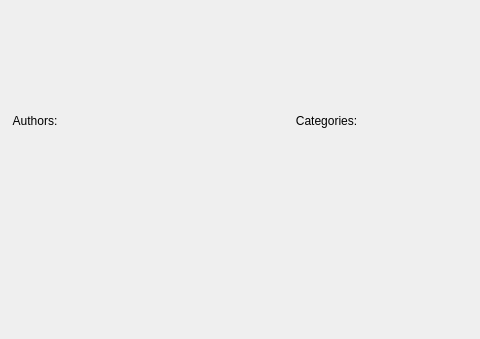
First picture: the form in assets/XML/statistics_window.ui, repository nisaia/P-yQt-ersonal-management-system, before the edit; both pictures show x 410 to 890 and y 0 to 339 of the 890 by 730 pixel window.
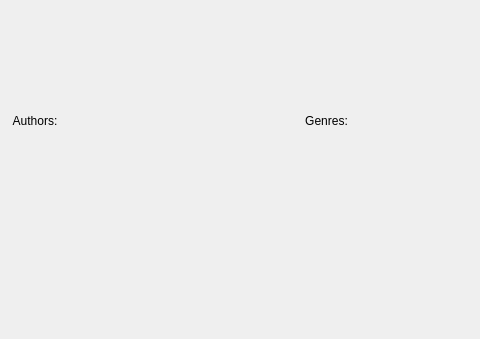
Second picture: the form after the edit.

What changed in the file:
```diff
--- a/assets/XML/statistics_window.ui
+++ b/assets/XML/statistics_window.ui
@@ -19,7 +19,7 @@
      <item row="0" column="2">
       <widget class="QLabel" name="categories_labes">
        <property name="text">
-        <string>Categories:</string>
+        <string>Genres:</string>
        </property>
        <property name="alignment">
         <set>Qt::AlignCenter</set>
```
Left out of the diff: 4 changed lines with no effect on the pictures.
